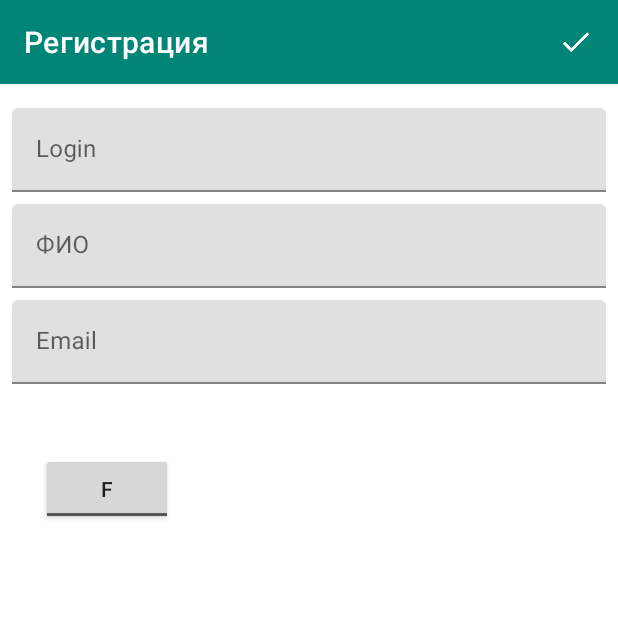
After one commit to roman-zm/coursework_client_android, an Android app: the fragment RegisterFragment placed in its activity, on a phone screen of 412 x 824 dp, the top half of it. The commit adds this screen. Run offline under Robolectric (Android 15) with nearby library versions, the phone set to English and light mode, and no system bars; libraries missing offline, so code that uses them is left out: com.arellomobile.mvp.

Commit message:
register user

```diff
--- a/app/src/main/java/com/namor/coursework/MainActivity.kt
+++ b/app/src/main/java/com/namor/coursework/MainActivity.kt
@@ -4,9 +4,11 @@ import android.os.Bundle
 import androidx.appcompat.app.AppCompatActivity
 import com.namor.coursework.domain.Administrator
 import com.namor.coursework.domain.Film
+import com.namor.coursework.domain.User
 import com.namor.coursework.fragment.admin.AdminFragment
 import com.namor.coursework.fragment.film.FilmFragment
 import com.namor.coursework.fragment.login.AdminOrUserFragment
+import com.namor.coursework.fragment.user.register.RegisterFragment
 
 class MainActivity : AppCompatActivity(), MainListener {
 
@@ -32,9 +34,22 @@ class MainActivity : AppCompatActivity(), MainListener {
                 .addToBackStack(null)
                 .commit()
     }
+
+    override fun openUserFragment(user: User) {
+
+    }
+
+    override fun openRegisterFragment(login: String) {
+        supportFragmentManager.beginTransaction()
+                .replace(R.id.fragment_container, RegisterFragment.newInstance(login))
+                .addToBackStack(null)
+                .commit()
+    }
 }
 
 interface MainListener {
     fun openAdminFragment(administrator: Administrator)
     fun openFilmFragment(film: Film?)
+    fun openUserFragment(user: User)
+    fun openRegisterFragment(login: String)
 }
--- a/app/src/main/java/com/namor/coursework/fragment/login/LoginView.kt
+++ b/app/src/main/java/com/namor/coursework/fragment/login/LoginView.kt
@@ -1,9 +1,17 @@
 package com.namor.coursework.fragment.login
 
 import com.arellomobile.mvp.MvpView
+import com.arellomobile.mvp.viewstate.strategy.SkipStrategy
+import com.arellomobile.mvp.viewstate.strategy.StateStrategyType
+import com.google.android.material.circularreveal.CircularRevealHelper
 import com.namor.coursework.domain.Administrator
+import com.namor.coursework.domain.User
 
 interface LoginView: MvpView {
     fun setError(s: String)
     fun openAdmin(administrator: Administrator)
+    fun openUser(user: User)
+
+    @StateStrategyType(SkipStrategy::class)
+    fun registerUser(login: String)
 }
--- /dev/null
+++ b/app/src/main/java/com/namor/coursework/fragment/user/register/RegisterFragment.kt
@@ -0,0 +1,81 @@
+package com.namor.coursework.fragment.user.register
+
+
+import android.os.Bundle
+import androidx.fragment.app.Fragment
+import android.view.LayoutInflater
+import android.view.View
+import android.view.ViewGroup
+import com.arellomobile.mvp.MvpAppCompatFragment
+import com.arellomobile.mvp.presenter.InjectPresenter
+
+import com.namor.coursework.R
+import kotlinx.android.synthetic.main.fragment_register.*
+
+// TODO: Rename parameter arguments, choose names that match
+// the fragment initialization parameters, e.g. ARG_ITEM_NUMBER
+private const val LOGIN = "login"
+
+/**
+ * A simple [Fragment] subclass.
+ * Use the [RegisterFragment.newInstance] factory method to
+ * create an instance of this fragment.
+ */
+class RegisterFragment : MvpAppCompatFragment(), RegisterUserView {
+
+    private var login: String = ""
+
+    @InjectPresenter
+    lateinit var presenter: RegisterUserPresenter
+
+    override fun onCreate(savedInstanceState: Bundle?) {
+        super.onCreate(savedInstanceState)
+        arguments?.let {
+            login = it.getString(LOGIN) ?: ""
+        }
+    }
+
+    override fun onCreateView(inflater: LayoutInflater, container: ViewGroup?,
+                              savedInstanceState: Bundle?): View? {
+        // Inflate the layout for this fragment
+        return inflater.inflate(R.layout.fragment_register, container, false)
+    }
+
+    override fun onViewCreated(view: View, savedInstanceState: Bundle?) {
+        super.onViewCreated(view, savedInstanceState)
+        doneButton.setOnClickListener { onDoneClicked() }
+
+        loginInput.editText?.setText(login)
+    }
+
+    private fun onDoneClicked() {
+        val login = loginInput.editText?.text.toString()
+        val fio = fioInput.editText?.text.toString()
+        val email = emailInput.editText?.text.toString()
+        val sex = (if (switch1.isChecked) switch1.textOn else switch1.textOff).toString()[0]
+
+        presenter.register(login, fio, email, sex)
+    }
+
+    override fun back() {
+        activity?.onBackPressed()
+    }
+
+    companion object {
+        /**
+         * Use this factory method to create a new instance of
+         * this fragment using the provided parameters.
+         *
+         * @param login user login.
+         * @return A new instance of fragment RegisterFragment.
+         */
+        // TODO: Rename and change types and number of parameters
+        @JvmStatic
+        fun newInstance(login: String) =
+                RegisterFragment().apply {
+                    arguments = Bundle().apply {
+                        putString(LOGIN, login)
+                    }
+                }
+    }
+}
--- /dev/null
+++ b/app/src/main/java/com/namor/coursework/fragment/user/register/RegisterUserView.kt
@@ -0,0 +1,8 @@
+package com.namor.coursework.fragment.user.register
+
+import com.arellomobile.mvp.MvpView
+
+interface RegisterUserView: MvpView {
+    fun back()
+
+}
--- /dev/null
+++ b/app/src/main/res/layout/fragment_register.xml
@@ -0,0 +1,105 @@
+<?xml version="1.0" encoding="utf-8"?>
+<androidx.constraintlayout.widget.ConstraintLayout xmlns:android="http://schemas.android.com/apk/res/android"
+    xmlns:app="http://schemas.android.com/apk/res-auto"
+    xmlns:tools="http://schemas.android.com/tools"
+    android:layout_width="match_parent"
+    android:layout_height="match_parent"
+    tools:context=".fragment.user.register.RegisterFragment">
+
+    <com.google.android.material.textfield.TextInputLayout
+        android:id="@+id/loginInput"
+        android:layout_width="match_parent"
+        android:layout_height="wrap_content"
+        android:layout_marginStart="8dp"
+        android:layout_marginTop="16dp"
+        android:layout_marginEnd="8dp"
+
+
+        app:layout_constraintEnd_toEndOf="parent"
+        app:layout_constraintHorizontal_bias="0.5"
+        app:layout_constraintStart_toStartOf="parent"
+        app:layout_constraintTop_toBottomOf="@+id/toolbar">
+
+        <com.google.android.material.textfield.TextInputEditText
+            android:layout_width="match_parent"
+            android:layout_height="wrap_content"
+            android:hint="Login" />
+    </com.google.android.material.textfield.TextInputLayout>
+
+    <com.google.android.material.textfield.TextInputLayout
+        android:id="@+id/fioInput"
+        android:layout_width="match_parent"
+        android:layout_height="wrap_content"
+        android:layout_marginStart="8dp"
+        android:layout_marginTop="8dp"
+        android:layout_marginEnd="8dp"
+        app:layout_constraintEnd_toEndOf="parent"
+        app:layout_constraintHorizontal_bias="0.5"
+        app:layout_constraintStart_toStartOf="parent"
+        app:layout_constraintTop_toBottomOf="@+id/loginInput">
+
+        <com.google.android.material.textfield.TextInputEditText
+            android:layout_width="match_parent"
+            android:layout_height="wrap_content"
+            android:hint="ФИО" />
+    </com.google.android.material.textfield.TextInputLayout>
+
+    <com.google.android.material.textfield.TextInputLayout
+        android:id="@+id/emailInput"
+        android:layout_width="match_parent"
+        android:layout_height="wrap_content"
+        android:layout_marginStart="8dp"
+        android:layout_marginTop="8dp"
+        android:layout_marginEnd="8dp"
+        app:layout_constraintEnd_toEndOf="parent"
+        app:layout_constraintHorizontal_bias="0.5"
+        app:layout_constraintStart_toStartOf="parent"
+        app:layout_constraintTop_toBottomOf="@+id/fioInput">
+
+        <com.google.android.material.textfield.TextInputEditText
+            android:layout_width="match_parent"
+            android:layout_height="wrap_content"
+            android:hint="Email" />
+    </com.google.android.material.textfield.TextInputLayout>
+
+    <androidx.appcompat.widget.Toolbar
+        android:id="@+id/toolbar"
+        android:layout_width="match_parent"
+        android:layout_height="wrap_content"
+        android:background="?attr/colorPrimary"
+        android:minHeight="?attr/actionBarSize"
+        android:theme="?attr/actionBarTheme"
+        app:title="Регистрация"
+        app:titleTextColor="@android:color/white"
+        app:layout_constraintEnd_toEndOf="parent"
+        app:layout_constraintStart_toStartOf="parent"
+        app:layout_constraintTop_toTopOf="parent" />
+
+    <ToggleButton
+        android:id="@+id/switch1"
+        android:layout_width="wrap_content"
+        android:layout_height="wrap_content"
+        android:layout_marginStart="51dp"
+        android:layout_marginTop="46dp"
+        android:layout_marginEnd="321dp"
+        android:textOff="f"
+        android:textOn="m"
+        app:layout_constraintEnd_toEndOf="parent"
+        app:layout_constraintStart_toStartOf="parent"
+        app:layout_constraintTop_toBottomOf="@+id/emailInput" />
+
+
+    <ImageButton
+        android:id="@+id/doneButton"
+        android:layout_width="0dp"
+        android:layout_height="0dp"
+        android:background="?attr/actionBarItemBackground"
+        android:src="@drawable/ic_done"
+
+        app:layout_constraintBottom_toBottomOf="@+id/toolbar"
+        app:layout_constraintDimensionRatio="1:1"
+        app:layout_constraintEnd_toEndOf="parent"
+        app:layout_constraintTop_toTopOf="@+id/toolbar" />
+
+
+</androidx.constraintlayout.widget.ConstraintLayout>
```
Also changed, not shown: app/src/main/java/com/namor/coursework/ServiceHolder.kt (+6 -1 lines), app/src/main/java/com/namor/coursework/domain/User.kt (added, +8 -0 lines), app/src/main/java/com/namor/coursework/fragment/film/FilmEditPresenter.kt (+0 -14 lines), app/src/main/java/com/namor/coursework/fragment/login/AdminOrUserFragment.kt (+16 -4 lines), app/src/main/java/com/namor/coursework/fragment/login/LoginPresenter.kt (+24 -0 lines), app/src/main/java/com/namor/coursework/fragment/user/register/RegisterUserPresenter.kt (added, +36 -0 lines), app/src/main/java/com/namor/coursework/service/AdminService.kt (+8 -4 lines).
